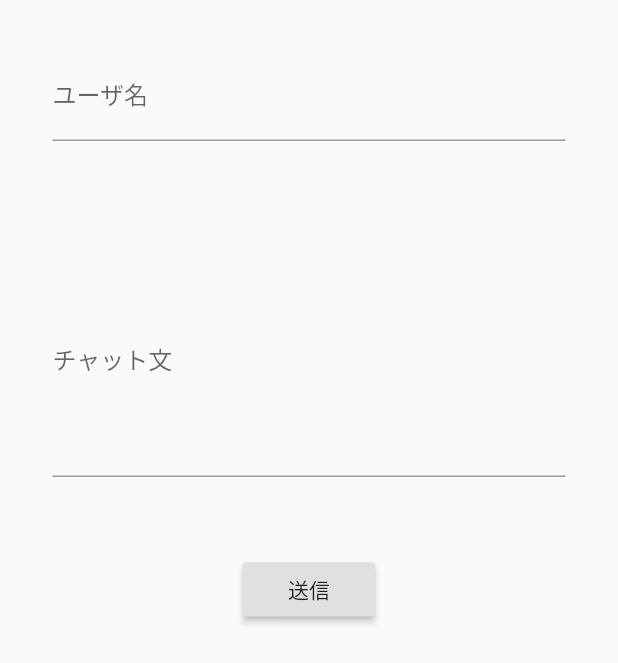
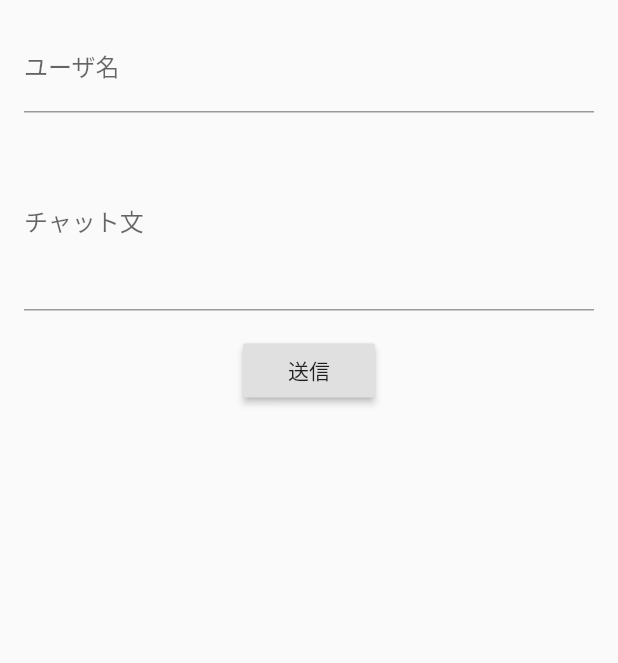
Before and after one commit to TetsuFe/flutter_novel, a Flutter app: the ChatForm widget shown alone on an empty page, opened directly, on a phone screen of 412 x 824 dp. Shown: the top 663 px of the screen. Run offline on Flutter 3.47's test engine with Material 2 defaults, Android fonts, the phone set to English and light mode, and no system bars; our stand-ins replace freezed_annotation, state_notifier; missing offline and left inert: firebase, flutter_state_notifier, selectable_autolink_text; accounts and stored records are empty; generated files the repository leaves out were written again.

Commit message:
Miner fix of chat area layout

```diff
--- a/lib/user_question_chat/user_question_chat_form.dart
+++ b/lib/user_question_chat/user_question_chat_form.dart
@@ -28,7 +28,7 @@ class _ChatFormState extends State<ChatForm> {
       child: Column(
         children: [
           Padding(
-            padding: const EdgeInsets.all(35),
+            padding: const EdgeInsets.all(16),
             child: Center(
               child: TextField(
                 decoration: const InputDecoration(
@@ -39,7 +39,7 @@ class _ChatFormState extends State<ChatForm> {
             ),
           ),
           Padding(
-            padding: const EdgeInsets.all(35),
+            padding: const EdgeInsets.symmetric(horizontal: 16),
             child: Center(
               child: TextFormField(
                 decoration: const InputDecoration(
@@ -53,7 +53,7 @@ class _ChatFormState extends State<ChatForm> {
                     return null;
                   }
                 },
-                maxLines: 6,
+                maxLines: 4,
               ),
             ),
           ),
```
